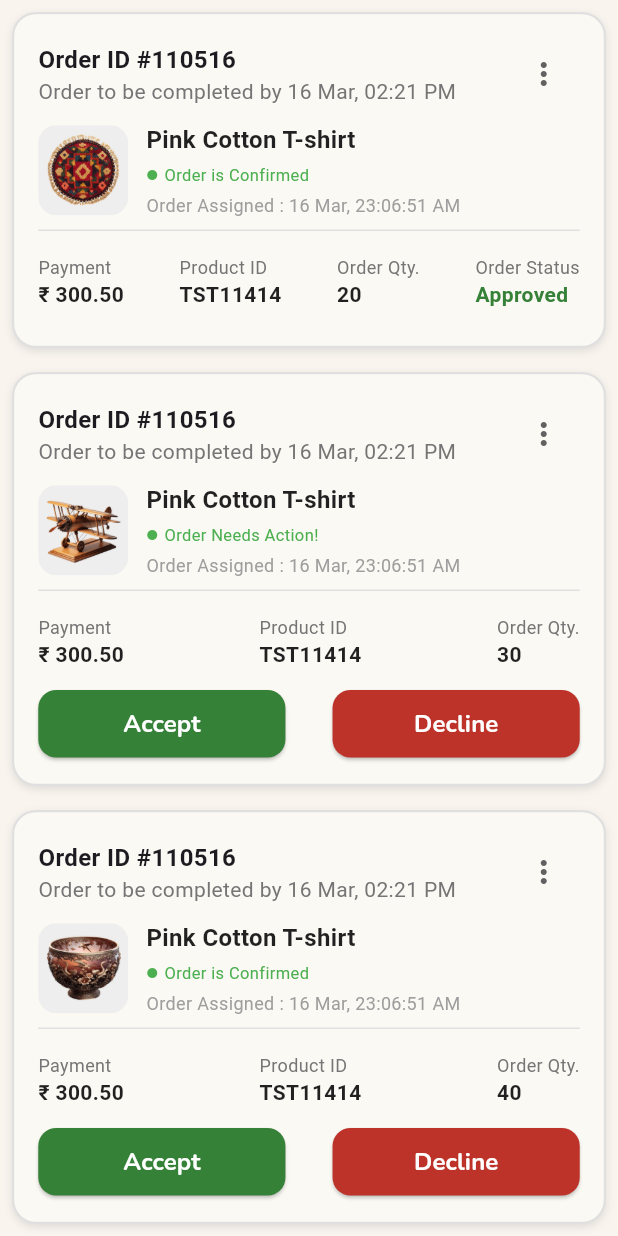
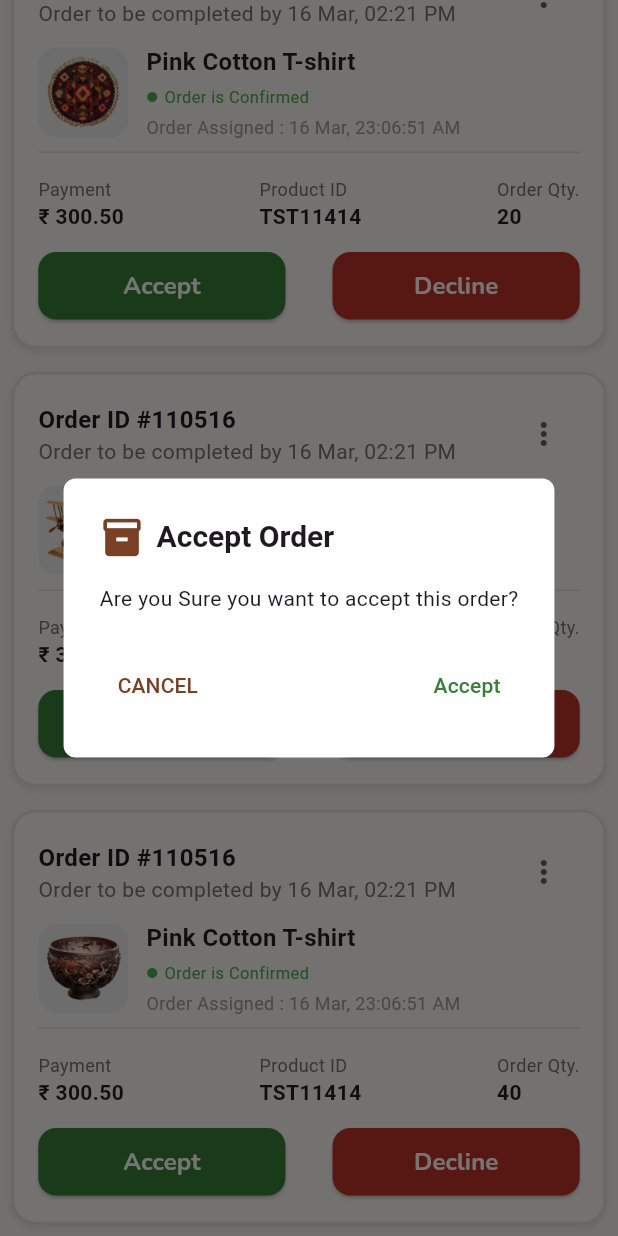
Before and after one commit to Aashishrajput143/bhk_artisan, a Flutter app: the OrderList screen opened directly, scrolled down 344 dp, after a tap on "Accept", on a phone screen of 412 x 824 dp. Run offline on Flutter 3.47's test engine with Material 3 defaults, Android fonts, the phone set to English and light mode, and no system bars; our stand-ins replace cached_network_image, camera, carousel_slider, csc_picker, dio, dotted_line and 16 more; missing offline and left inert: linear_progress_bar; accounts and stored records are empty; network calls fail; Roboto replaces fonts that are missing (Poppins); project files that could hold a hidden picture were left out.

Commit message:
alert dialog on accept order

```diff
--- a/lib/Modules/screens/ordersManagement/order_details_screen.dart
+++ b/lib/Modules/screens/ordersManagement/order_details_screen.dart
@@ -1,4 +1,5 @@
 import 'package:bhk_artisan/Modules/controller/orderdetailscontroller.dart';
+import 'package:bhk_artisan/common/MyAlertDialog.dart';
 import 'package:bhk_artisan/common/common_widgets.dart';
 import 'package:bhk_artisan/main.dart';
 import 'package:bhk_artisan/resources/colors.dart';
@@ -36,12 +37,46 @@ class OrderDetailsPage extends ParentWidget {
           ? Row(
               mainAxisAlignment: MainAxisAlignment.spaceBetween,
               children: [
-                commonButton(w * 0.44, 50, appColors.acceptColor, Colors.white, () =>controller.orderController.isAccepted[controller.orderController.index.value].value=true, hint: "Accept"),
-                commonButton(w * 0.44, 50, appColors.declineColor, Colors.white, () =>controller.orderController.isDeclined[controller.orderController.index.value].value=true, hint: "Decline"),
+                commonButton(
+                  w * 0.4,
+                  45,
+                  appColors.acceptColor,
+                  Colors.white,
+                  () => MyAlertDialog.showAlertDialog(
+                    onPressed: () {
+                      Get.back();
+                      controller.orderController.isAccepted[controller.orderController.index.value].value = true;
+                    },
+                    icon: Icons.inventory_2,
+                    title: "Accept Order",
+                    subtitle: "Are you Sure you want to accept this order?",
+                    color: appColors.acceptColor,
+                    buttonHint: "Accept",
+                  ),
+                  hint: "Accept",
+                ),
+                commonButton(
+                  w * 0.4,
+                  45,
+                  appColors.declineColor,
+                  Colors.white,
+                  () => MyAlertDialog.showAlertDialog(
+                    onPressed: () {
+                      Get.back();
+                      controller.orderController.isDeclined[controller.orderController.index.value].value = true;
+                    },
+                    icon: Icons.inventory_2,
+                    title: "Decline Order",
+                    subtitle: "Are you Sure you want to decline this order?",
+                    color: appColors.declineColor,
+                    buttonHint: "Decline",
+                  ),
+                  hint: "Decline",
+                ),
               ],
             )
           : controller.orderController.isAccepted[controller.orderController.index.value].value
-          ? commonButton(w * 0.44, 50, appColors.contentButtonBrown, Colors.white, () =>Get.toNamed(RoutesClass.uploadOrderImage), hint: "Mark As Completed")
+          ? commonButton(w * 0.44, 50, appColors.contentButtonBrown, Colors.white, () => Get.toNamed(RoutesClass.uploadOrderImage), hint: "Mark As Completed")
           : commonButton(w * 0.44, 50, appColors.contentBrownLinearColor1, appColors.contentPrimary, () {}, hint: "Declined"),
     );
   }
--- a/lib/Modules/screens/ordersManagement/order_list_screen.dart
+++ b/lib/Modules/screens/ordersManagement/order_list_screen.dart
@@ -1,3 +1,4 @@
+import 'package:bhk_artisan/common/MyAlertDialog.dart';
 import 'package:bhk_artisan/common/common_widgets.dart';
 import 'package:bhk_artisan/main.dart';
 import 'package:bhk_artisan/resources/colors.dart';
@@ -72,7 +73,7 @@ class OrderList extends ParentWidget {
     );
   }
 
-  Widget orderContent(double h, double w, int index, GetOrderController controller,{double hMargin = 8.0}) {
+  Widget orderContent(double h, double w, int index, GetOrderController controller, {double hMargin = 8.0}) {
     return GestureDetector(
       onTap: () {
         controller.index.value = index;
@@ -112,8 +113,42 @@ class OrderList extends ParentWidget {
                 Row(
                   mainAxisAlignment: MainAxisAlignment.spaceBetween,
                   children: [
-                    commonButton(w * 0.4, 45, appColors.acceptColor, Colors.white, () => controller.isAccepted[index].value = true, hint: "Accept"),
-                    commonButton(w * 0.4, 45, appColors.declineColor, Colors.white, () => controller.isDeclined[index].value = true, hint: "Decline"),
+                    commonButton(
+                      w * 0.4,
+                      45,
+                      appColors.acceptColor,
+                      Colors.white,
+                      () => MyAlertDialog.showAlertDialog(
+                        onPressed: () {
+                          Get.back();
+                          controller.isAccepted[index].value = true;
+                        },
+                        icon: Icons.inventory_2,
+                        title: "Accept Order",
+                        subtitle: "Are you Sure you want to accept this order?",
+                        color: appColors.acceptColor,
+                        buttonHint: "Accept",
+                      ),
+                      hint: "Accept",
+                    ),
+                    commonButton(
+                      w * 0.4,
+                      45,
+                      appColors.declineColor,
+                      Colors.white,
+                      () => MyAlertDialog.showAlertDialog(
+                        onPressed: () {
+                          Get.back();
+                          controller.isDeclined[index].value = true;
+                        },
+                        icon: Icons.inventory_2,
+                        title: "Decline Order",
+                        subtitle: "Are you Sure you want to decline this order?",
+                        color: appColors.declineColor,
+                        buttonHint: "Decline",
+                      ),
+                      hint: "Decline",
+                    ),
                   ],
                 ),
               ],
@@ -124,6 +159,8 @@ class OrderList extends ParentWidget {
     );
   }
 }
+
+void showAlert() {}
 
 Widget buildOrderDetailColumn(String title, String value, {Color? color}) {
   return Column(
--- a/lib/Modules/screens/profileManagement/edit_profile_screen.dart
+++ b/lib/Modules/screens/profileManagement/edit_profile_screen.dart
@@ -76,7 +76,7 @@ class EditProfile extends ParentWidget {
                     : Row(
                         mainAxisAlignment: MainAxisAlignment.spaceBetween,
                         children: [
-                          commonButton(w * 0.3, 45, appColors.contentButtonBrown, Colors.white, () => MyAlertDialog.showDiscardChangesDialog(), hint: "Cancel", radius: 30),
+                          commonButton(w * 0.3, 45, appColors.contentButtonBrown, Colors.white, () => MyAlertDialog.showAlertDialog(), hint: "Cancel", radius: 30),
                           commonButton(
                             w * 0.3,
                             45,
@@ -102,7 +102,7 @@ class EditProfile extends ParentWidget {
         canPop: false,
         (didPop, result) async {
           if (!didPop) {
-            MyAlertDialog.showDiscardChangesDialog();
+            MyAlertDialog.showAlertDialog();
           }
         },
       ),
--- a/lib/common/MyAlertDialog.dart
+++ b/lib/common/MyAlertDialog.dart
@@ -42,19 +42,19 @@ class MyAlertDialog {
     );
   }
 
-  static void showDiscardChangesDialog() {
+  static void showAlertDialog({String? title, IconData? icon, String? subtitle, Function()? onPressed, String? buttonHint, Color? color}) {
     Get.dialog(
       AlertDialog(
         backgroundColor: Colors.white,
         shape: RoundedRectangleBorder(borderRadius: BorderRadius.circular(8)),
         title: Row(
           children: [
-            Icon(Icons.warning_amber_rounded, color: appColors.brownDarkText, size: 30),
+            Icon(icon ?? Icons.warning_amber_rounded, color: appColors.brownDarkText, size: 30),
             const SizedBox(width: 8),
-            const Text("Discard Changes", style: TextStyle(fontWeight: FontWeight.bold, fontSize: 20)),
+            Text(title ?? "Discard Changes", style: TextStyle(fontWeight: FontWeight.bold, fontSize: 20)),
           ],
         ),
-        content: const Text("Are you sure you want to discard your changes?", style: TextStyle(fontSize: 14)),
+        content: Text(subtitle ?? "Are you sure you want to discard your changes?", style: TextStyle(fontSize: 14)),
         actions: [
           Row(
             mainAxisAlignment: MainAxisAlignment.spaceBetween,
@@ -66,11 +66,13 @@ class MyAlertDialog {
                 child: Text("CANCEL", style: TextStyle(color: appColors.brownDarkText)),
               ),
               TextButton(
-                onPressed: () {
-                  Get.back();
-                  Get.back();
-                },
-                child: Text("DISCARD", style: TextStyle(color: appColors.brownDarkText)),
+                onPressed:
+                    onPressed ??
+                    () {
+                      Get.back();
+                      Get.back();
+                    },
+                child: Text(buttonHint ?? "DISCARD", style: TextStyle(color: color ?? appColors.brownDarkText)),
               ),
             ],
           ),
```
Also changed, not shown: lib/common/parallel_api_method.dart (+48 -0 lines).
